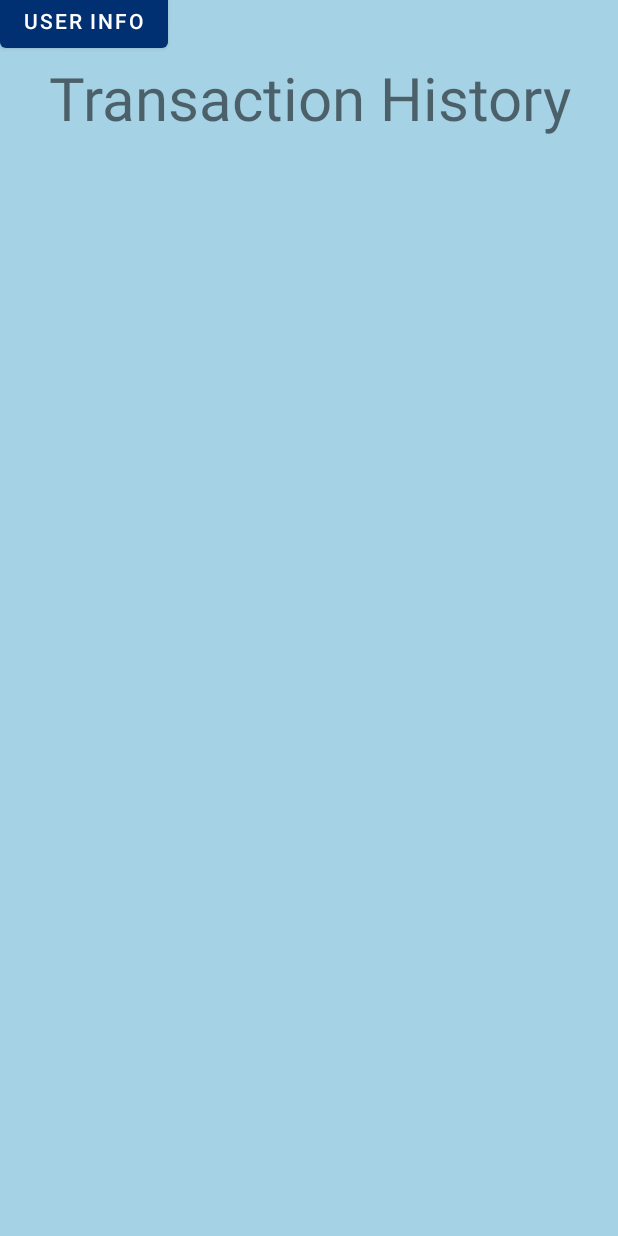
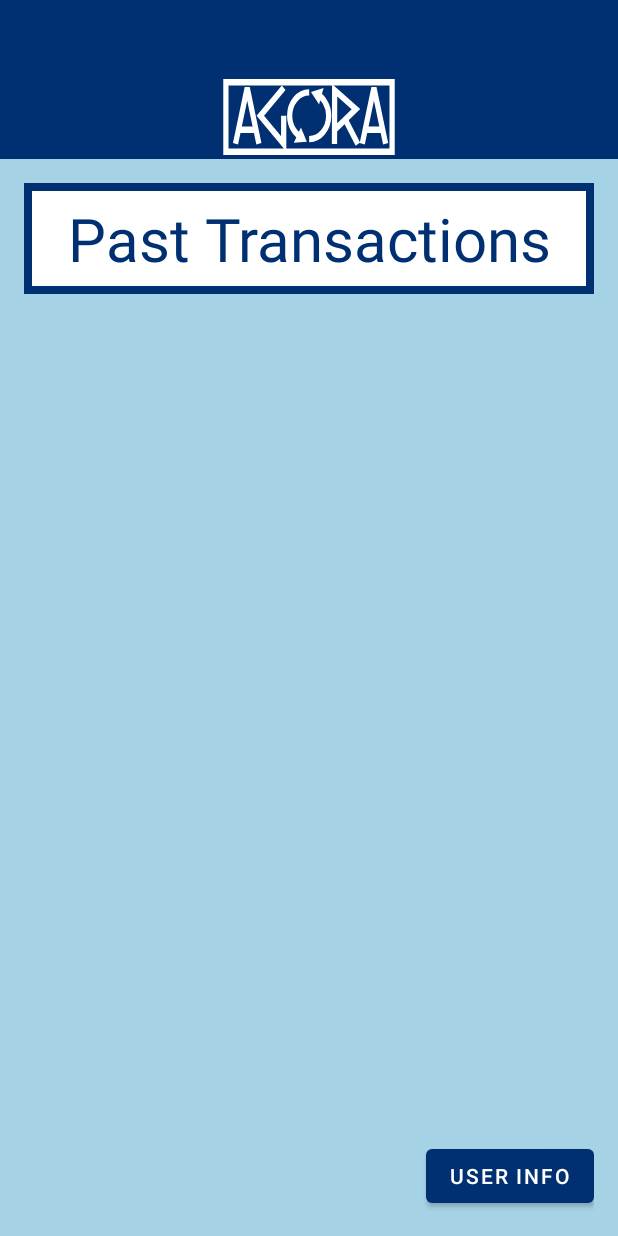
Before and after one commit to 100KStarsun/2025-Senior-Project, an Android app: the TransactionHistoryActivity screen opened directly, with no data from a screen before it, on a phone screen of 412 x 824 dp. Run offline under Robolectric (Android 15) with nearby library versions, the light colour scheme and no system bars.

Commit message:
solving merge conflicts

```diff
--- /dev/null
+++ b/app/src/main/res/drawable/blue_border.xml
@@ -0,0 +1,4 @@
+<shape xmlns:android="http://schemas.android.com/apk/res/android">
+    <stroke android:width="5dp" android:color="#003071"/>
+    <solid android:color="#FFFFFF"/>
+</shape>
--- a/app/src/main/res/layout/activity_transaction_history.xml
+++ b/app/src/main/res/layout/activity_transaction_history.xml
@@ -4,19 +4,60 @@
     android:layout_width="match_parent"
     android:layout_height="match_parent">
 
-    <Button
-        android:layout_width="wrap_content"
-        android:layout_height="wrap_content"
-        android:id="@+id/buttonUserInfo"
-        android:text="User Info"
-        android:layout_marginTop="-10dp"/>
+    <!-- Spacer to move page below phone's top information bar -->
+    <View
+        android:layout_width="match_parent"
+        android:layout_height="50dp"
+        android:background="#003071"/>
 
-    <TextView
+    <!-- Header -->
+    <LinearLayout
+        android:layout_width="match_parent"
+        android:layout_height="?attr/actionBarSize"
+        android:gravity="center_horizontal">
+
+        <ImageView
+            android:layout_width="match_parent"
+            android:layout_height="match_parent"
+            android:src="@drawable/agora_header"
+            android:layout_gravity="center"
+            android:contentDescription="Agora Header"
+            android:background="#003071"/>
+    </LinearLayout>
+
+    <!-- Page Title -->
+    <LinearLayout
         android:layout_width="match_parent"
         android:layout_height="wrap_content"
-        android:gravity="center"
-        android:text="Transaction History"
-        android:textSize="40sp" />
+        android:gravity="center_horizontal"
+        android:padding="16dp">
 
+        <TextView
+            android:layout_width="match_parent"
+            android:layout_height="wrap_content"
+            android:padding="10dp"
+            android:text="Past Transactions"
+            android:textSize="40sp"
+            android:textColor="#003071"
+            android:gravity="center"
+            android:background="@drawable/blue_border"
+            />
+    </LinearLayout>
+
+    <RelativeLayout
+        android:layout_width="match_parent"
+        android:layout_height="match_parent"
+        android:gravity="right"
+        android:padding="16dp"
+        >
+
+        <Button
+            android:id="@+id/buttonUserInfo"
+            android:layout_width="wrap_content"
+            android:layout_height="wrap_content"
+            android:text="User Info"
+            android:layout_alignParentBottom="true"
+            />
+    </RelativeLayout>
 
 </LinearLayout>
```
Also changed, not shown: app/src/main/res/layout/activity_saved_posts.xml (+51 -10 lines).
